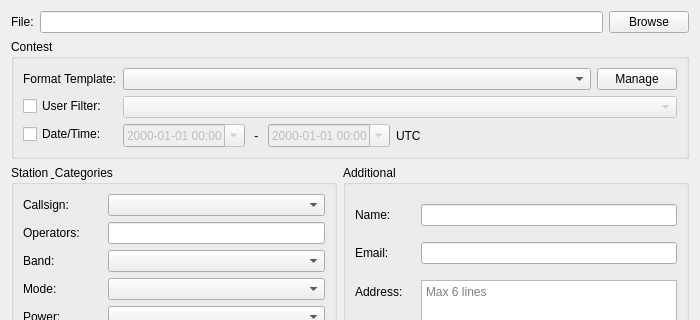
aa5sh/QLog, file ui/CabrilloExportDialog.ui: the form before one commit; both pictures show x 0 to 700 and y 0 to 320 of the 700 by 691 pixel window.
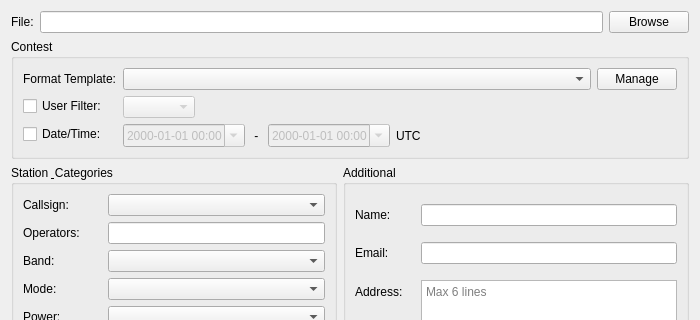
The form after the commit. Icons and pictures are not drawn.

Commit message: Cabrillo, DXCCSub, QSLGal: GUI tweaking

What changed in the file:
```diff
--- a/ui/CabrilloExportDialog.ui
+++ b/ui/CabrilloExportDialog.ui
@@ -98,7 +98,7 @@
          <bool>false</bool>
         </property>
         <property name="sizePolicy">
-         <sizepolicy hsizetype="Expanding" vsizetype="Fixed">
+         <sizepolicy hsizetype="Maximum" vsizetype="Fixed">
           <horstretch>0</horstretch>
           <verstretch>0</verstretch>
          </sizepolicy>
```
Left out of the diff: 3 changed lines with no effect on the pictures. The commit also changes 4 other files.
